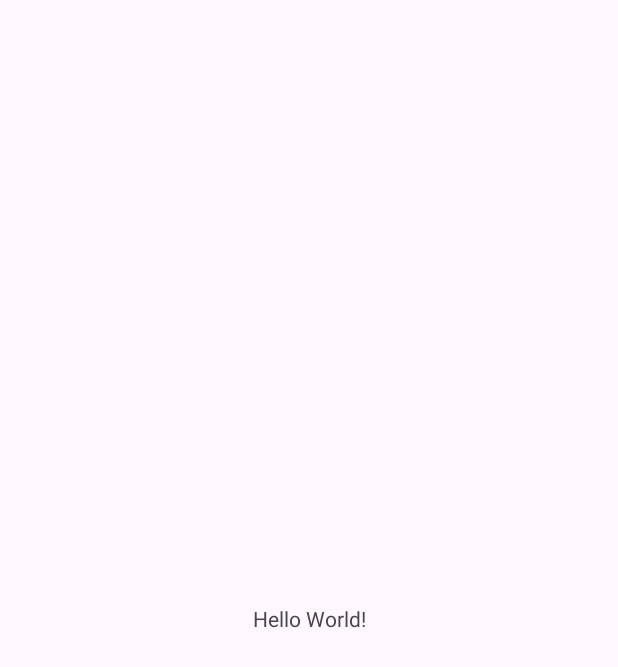
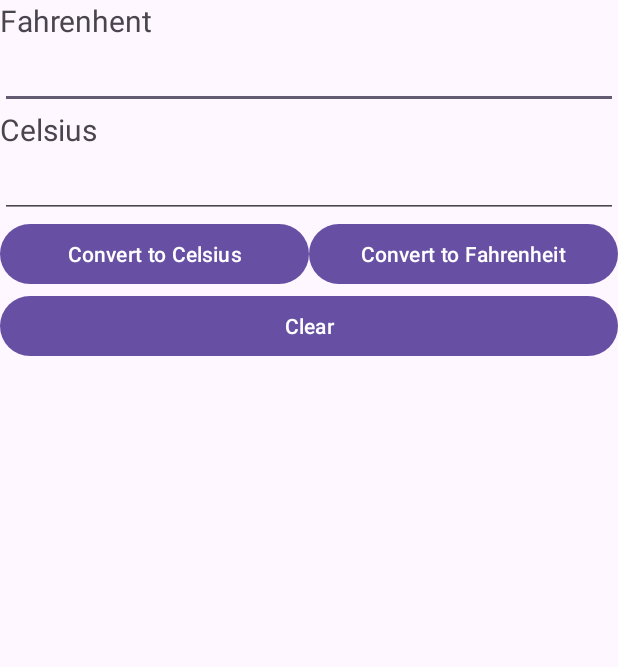
Before and after one commit to Davidpham310/CSE_PRACTICE, an Android app: the screen it shows after launch (MainActivity), on a phone screen of 412 x 824 dp. Before the commit the part shown is almost empty. Shown: the top 667 px of the screen. Run offline under Robolectric (Android 15) with nearby library versions, the light colour scheme and no system bars.

Commit message:
Complete interface

```diff
--- a/Ex04/app/src/main/res/layout/activity_main.xml
+++ b/Ex04/app/src/main/res/layout/activity_main.xml
@@ -7,13 +7,59 @@
     android:layout_height="match_parent"
     tools:context=".MainActivity">
 
-    <TextView
-        android:layout_width="wrap_content"
+    <LinearLayout
+        android:layout_width="match_parent"
         android:layout_height="wrap_content"
-        android:text="Hello World!"
-        app:layout_constraintBottom_toBottomOf="parent"
+        android:orientation="vertical"
         app:layout_constraintEnd_toEndOf="parent"
         app:layout_constraintStart_toStartOf="parent"
-        app:layout_constraintTop_toTopOf="parent" />
+        app:layout_constraintTop_toTopOf="parent">
 
+        <TextView
+            android:layout_width="wrap_content"
+            android:layout_height="wrap_content"
+            android:text="Fahrenhent"
+            android:textSize="20sp"
+            tools:ignore="HardcodedText" />
+        <EditText
+            android:layout_width="match_parent"
+            android:layout_height="wrap_content"
+            android:inputType="number"/>
+        <TextView
+            android:layout_width="wrap_content"
+            android:layout_height="wrap_content"
+            android:text="Celsius"
+            android:textSize="20sp"
+            tools:ignore="HardcodedText" />
+        <EditText
+            android:layout_width="match_parent"
+            android:layout_height="wrap_content"
+            android:inputType="number"/>
+        <LinearLayout
+            android:layout_width="match_parent"
+            android:layout_height="wrap_content"
+            android:orientation="vertical">
+            <LinearLayout
+                android:layout_width="match_parent"
+                android:layout_height="wrap_content">
+                <Button
+                    android:layout_width="0dp"
+                    android:layout_weight="1"
+                    android:layout_height="wrap_content"
+                    android:text="Convert to Celsius"
+                    tools:ignore="HardcodedText" />
+                <Button
+                    android:layout_width="0dp"
+                    android:layout_weight="1"
+                    android:layout_height="wrap_content"
+                    android:text="Convert to Fahrenheit"
+                    tools:ignore="HardcodedText" />
+            </LinearLayout>
+            <Button
+                android:layout_width="match_parent"
+                android:layout_height="wrap_content"
+                android:text="Clear"
+                tools:ignore="HardcodedText" />
+        </LinearLayout>
+    </LinearLayout>
 </androidx.constraintlayout.widget.ConstraintLayout>
```
